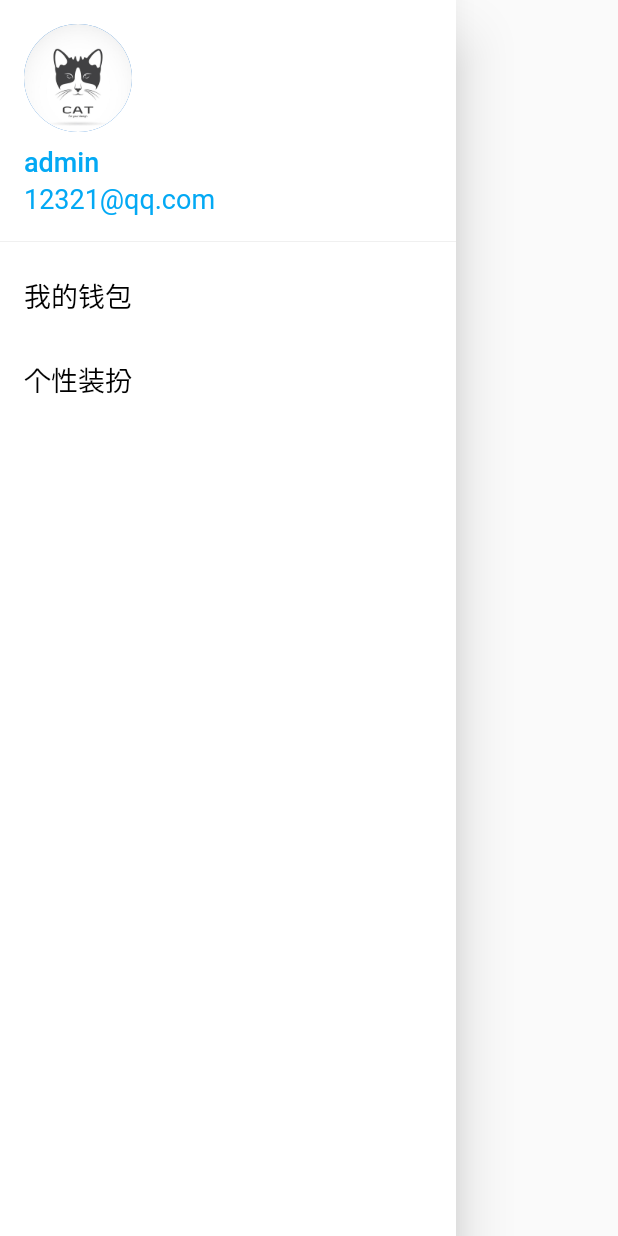
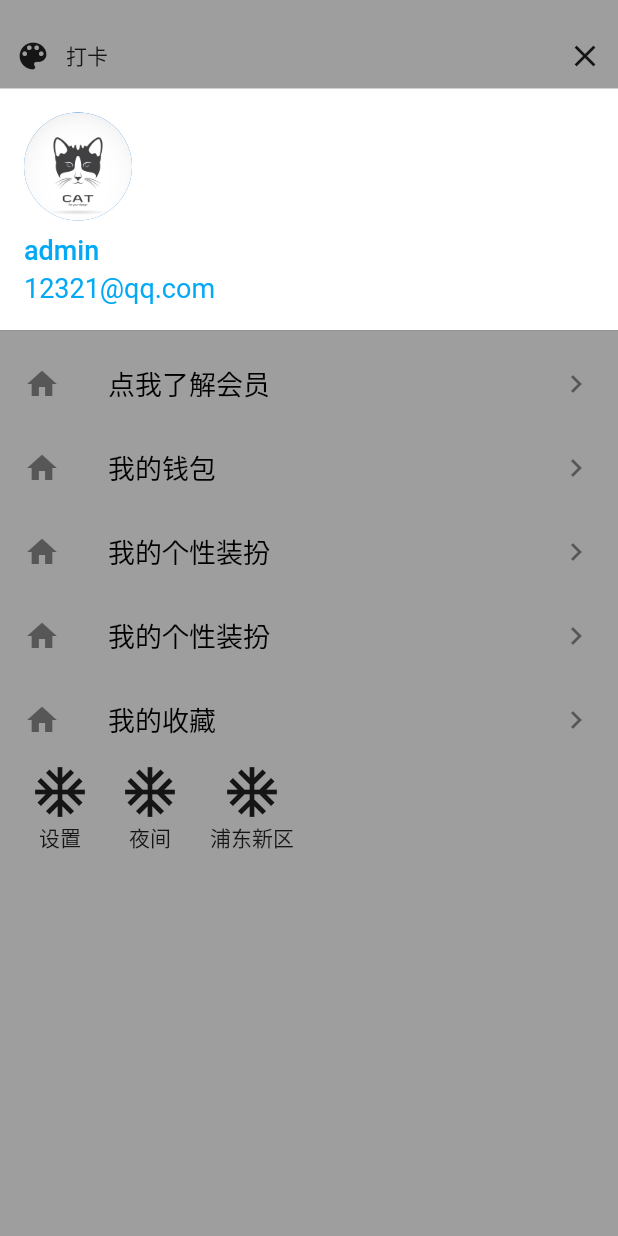
Before and after one commit to Aaron009/WXFlutter, a Flutter app: the HomeDrawer widget shown alone on an empty page, opened directly, on a phone screen of 412 x 824 dp. Run offline on Flutter 3.47's test engine with Material 2 defaults, Android fonts, the light colour scheme and no system bars; missing offline and left inert: flustars.

Commit message:
no message

```diff
--- a/lib/view/LoginPage.dart
+++ b/lib/view/LoginPage.dart
@@ -20,9 +20,16 @@ class _LoginPageState extends State<LoginPage> {
   @override
   void initState() {
     super.initState();
-
     userController.text = "1111111";
     pwController.text = "22222";
+  }
+
+
+  @override
+  void dispose() {
+    super.dispose();
+    userController.dispose();
+    pwController.dispose();
   }
 
   @override
--- a/lib/view/home/HomeDrawer.dart
+++ b/lib/view/home/HomeDrawer.dart
@@ -1,27 +1,66 @@
 import 'package:flutter/material.dart';
+import 'package:wxfluuter/index.dart';
 import 'package:wxfluuter/style/StyleConstant.dart';
 
 class HomeDrawer extends StatelessWidget {
-
   @override
   Widget build(BuildContext context) {
+    MediaQueryData mediaQueryData = MediaQuery.of(context);
+    Size size = mediaQueryData.size;
     return Material(
-      child: Builder(builder: (context) {
-          return new Drawer(
-            ///侧边栏按钮Drawer
+      child: Builder(
+        builder: (context) {
+          return SizedBox(
+            width: size.width,
+            //侧边栏按钮Drawer
+            child: Drawer(
               child: new Container(
-              ///默认背景
-              color: Colors.white,
                 child: new SingleChildScrollView(
                   ///item 背景
                   child: Container(
                     constraints: new BoxConstraints(
-                      minHeight: MediaQuery.of(context).size.height),
+                        minWidth: size.width, minHeight: size.height),
                     child: new Material(
-                    color: Colors.white,
+                      color: Colors.grey,
                       child: new Column(
                         children: <Widget>[
-                        new UserAccountsDrawerHeader(
+                          Container(
+                            margin: EdgeInsets.only(
+                                left: 10, top: 25, right: 10, bottom: 10),
+                            child: Flex(
+                              direction: Axis.horizontal,
+                              children: <Widget>[
+                                Expanded(
+                                  flex: 1,
+                                  child: Align(
+                                    alignment: Alignment.centerLeft,
+                                    child: Row(
+                                      children: <Widget>[
+                                        Icon(Icons.color_lens),
+                                        Container(
+                                          margin: EdgeInsets.only(left: 10),
+                                          child: Text('打卡'),
+                                        )
+                                      ],
+                                    ),
+                                  ),
+                                ),
+                                Expanded(
+                                  flex: 1,
+                                  child: Align(
+                                    alignment: Alignment.centerRight,
+                                    child: InkWell(
+                                      onTap: () {
+                                        Navigator.pop(context);
+                                      },
+                                      child: Icon(Icons.clear),
+                                    ),
+                                  ),
+                                )
+                              ],
+                            ),
+                          ),
+                          UserAccountsDrawerHeader(
                             //Material内置控件
                             accountName: new Text(
                               'admin',
@@ -38,7 +77,8 @@ class HomeDrawer extends StatelessWidget {
                               child: new CircleAvatar(
                                 //圆形图标控件
                                 //backgroundImage: NetworkImage(),
-                              backgroundImage: AssetImage('assets/welcome/timg.jpg'),
+                                backgroundImage:
+                                    AssetImage('assets/welcome/timg.jpg'),
                               ),
                             ),
                             decoration: new BoxDecoration(
@@ -46,21 +86,101 @@ class HomeDrawer extends StatelessWidget {
                               color: Colors.white,
                             ),
                           ),
-                        new ListTile(
+
+                          ListTile(
+                              leading: Icon(Icons.home),
+                              title: new Text(
+                                "点我了解会员",
+                                style: StyleConstant.normalText,
+                              ),
+                              trailing: Icon(Icons.keyboard_arrow_right),
+                              onTap: () {}),
+
+                          ListTile(
+                              leading: Icon(Icons.home),
                               title: new Text(
                                 "我的钱包",
                                 style: StyleConstant.normalText,
                               ),
-                            onTap: () {}
-                            ),
-                        new ListTile(
+                              trailing: Icon(Icons.keyboard_arrow_right),
+                              onTap: () {}),
+
+                          ListTile(
+                              leading: Icon(Icons.home),
                               title: new Text(
-                              "个性装扮",
+                                "我的个性装扮",
                                 style: StyleConstant.normalText,
                               ),
-                            onTap: () {}
+                              trailing: Icon(Icons.keyboard_arrow_right),
+                              onTap: () {}),
+
+                          ListTile(
+                              leading: Icon(Icons.home),
+                              title: new Text(
+                                "我的个性装扮",
+                                style: StyleConstant.normalText,
+                              ),
+                              trailing: Icon(Icons.keyboard_arrow_right),
+                              onTap: () {}),
+
+                          ListTile(
+                              leading: Icon(Icons.home),
+                              title: new Text(
+                                "我的收藏",
+                                style: StyleConstant.normalText,
+                              ),
+                              trailing: Icon(Icons.keyboard_arrow_right),
+                              onTap: () {}),
+
+//                          ListTile(
+//                              leading: Icon(Icons.home),
+//                              title: new Text(
+//                                "我的相册",
+//                                style: StyleConstant.normalText,
+//                              ),
+//                              trailing: Icon(Icons.keyboard_arrow_right),
+//                              onTap: () {}),
+
+//                          ListTile(
+//                              leading: Icon(Icons.home),
+//                              title: new Text(
+//                                "我的文件",
+//                                style: StyleConstant.normalText,
+//                              ),
+//                              trailing: Icon(Icons.keyboard_arrow_right),
+//                              onTap: () {}),
+
+
+                          Container(
+                            margin: EdgeInsets.only(left: 20),
+                            child: Row(
+                              children: <Widget>[
+                                Column(
+                                  children: <Widget>[
+                                    Icon(Icons.ac_unit,size: 40,),
+                                    Text('设置'),
+                                  ],
+                                ),
+                                SizedBox(width: 20,),
+                                Column(
+                                  children: <Widget>[
+                                    Icon(Icons.ac_unit,size: 40,),
+                                    Text('夜间'),
+                                  ],
+                                ),
+                                SizedBox(width: 20,),
+                                Column(
+                                  children: <Widget>[
+                                    Icon(Icons.ac_unit,size: 40,),
+                                    Text('浦东新区'),
+                                  ],
                                 ),
                               ],
+                            ),
+                          )
+
+                        ],
+                      ),
                     ),
                   ),
                 ),
```
Also changed, not shown: 1 other file. Lines whose indentation alone changed are shown as unchanged.
